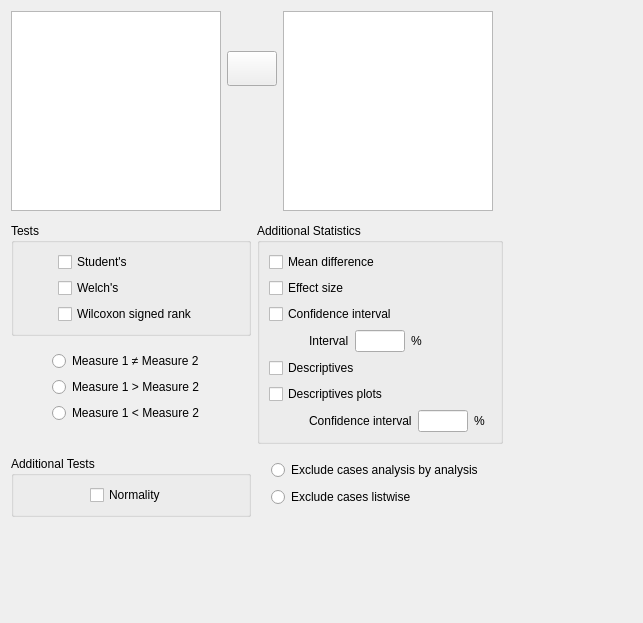
The window that JASP-Desktop/analysisforms/ttestpairedsamplesform.ui (jasp-stats/jasp-desktop) describes before a commit, drawn with Qt 5.
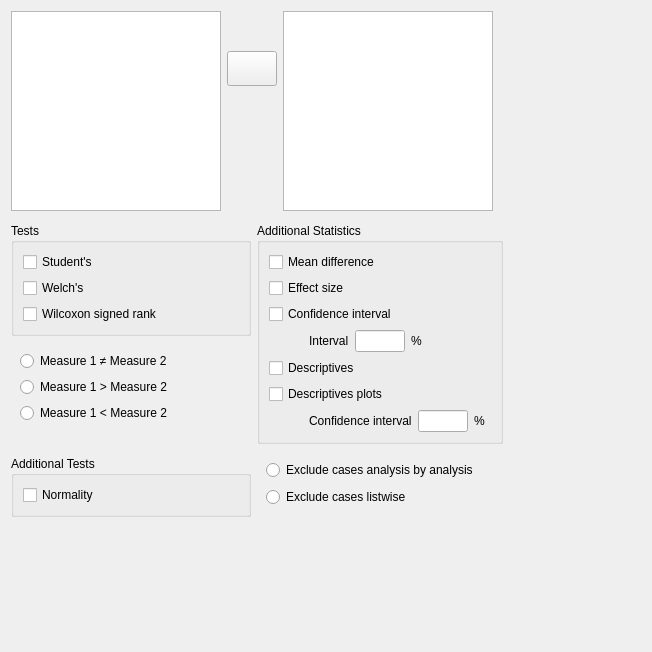
The same window after the commit. Custom widgets are drawn as their Qt base class.

What changed in the file:
```diff
--- a/JASP-Desktop/analysisforms/ttestpairedsamplesform.ui
+++ b/JASP-Desktop/analysisforms/ttestpairedsamplesform.ui
@@ -6,8 +6,8 @@
    <rect>
     <x>0</x>
     <y>0</y>
-    <width>643</width>
-    <height>623</height>
+    <width>652</width>
+    <height>652</height>
    </rect>
   </property>
   <property name="sizePolicy">
@@ -430,7 +430,7 @@
             <enum>Qt::Horizontal</enum>
            </property>
            <property name="sizeType">
-            <enum>QSizePolicy::Preferred</enum>
+            <enum>QSizePolicy::Expanding</enum>
            </property>
            <property name="sizeHint" stdset="0">
             <size>
@@ -500,7 +500,7 @@
             <enum>Qt::Horizontal</enum>
            </property>
            <property name="sizeType">
-            <enum>QSizePolicy::Preferred</enum>
+            <enum>QSizePolicy::Expanding</enum>
            </property>
            <property name="sizeHint" stdset="0">
             <size>
@@ -540,7 +540,7 @@
             <enum>Qt::Horizontal</enum>
            </property>
            <property name="sizeType">
-            <enum>QSizePolicy::Preferred</enum>
+            <enum>QSizePolicy::Expanding</enum>
            </property>
            <property name="sizeHint" stdset="0">
             <size>
@@ -652,7 +652,7 @@
             <enum>Qt::Horizontal</enum>
            </property>
            <property name="sizeType">
-            <enum>QSizePolicy::Preferred</enum>
+            <enum>QSizePolicy::Expanding</enum>
            </property>
            <property name="sizeHint" stdset="0">
             <size>
```
